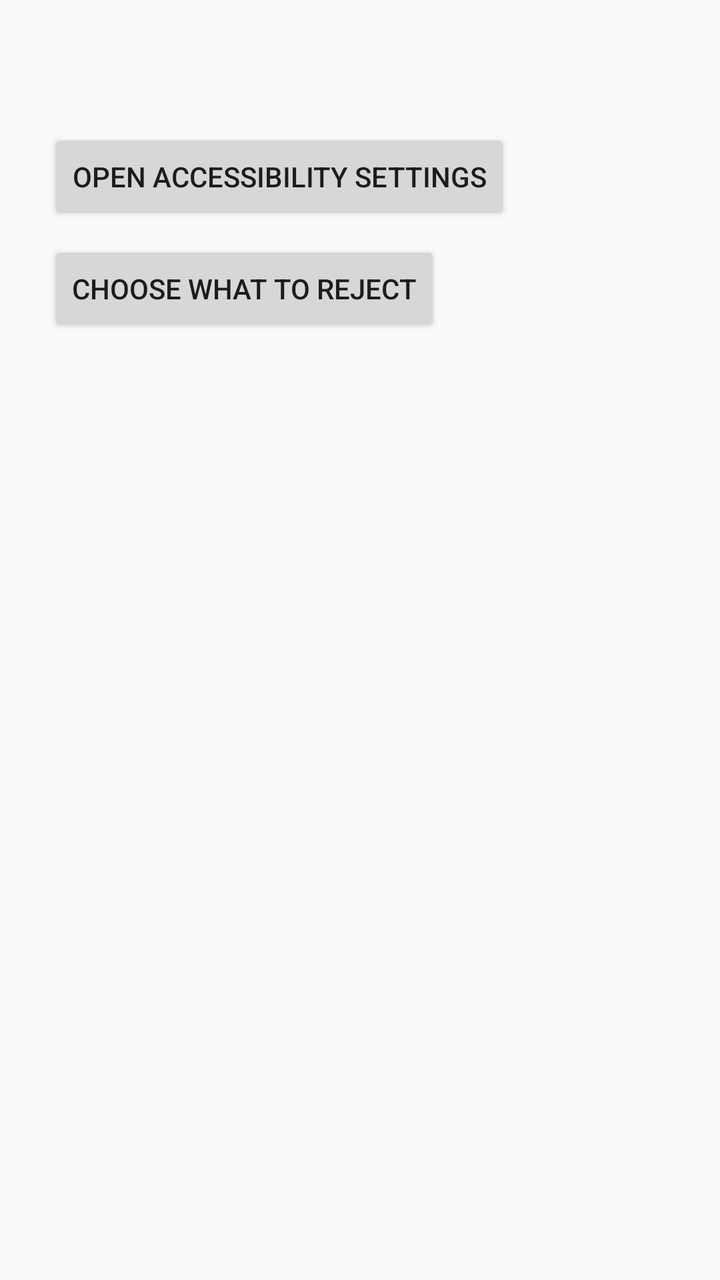
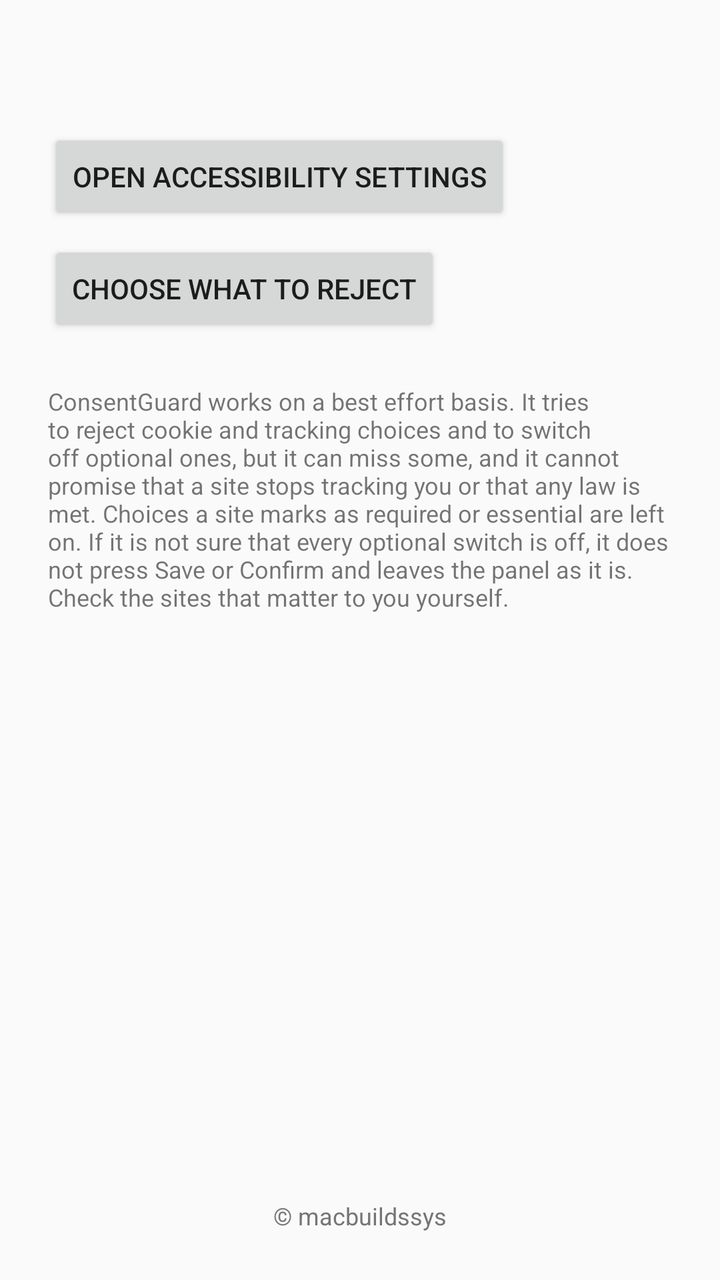

The first picture is an Android layout as it rendered before a commit; the second is the same layout after the commit. The layout source and the unified diff follow.
<!-- AndroidManifest.xml: application theme android:Theme.Material.Light -->
<!-- res/layout/activity_main.xml -->
<?xml version="1.0" encoding="utf-8"?>
<LinearLayout xmlns:android="http://schemas.android.com/apk/res/android"
    android:orientation="vertical"
    android:layout_width="match_parent"
    android:layout_height="match_parent"
    android:padding="24dp">

    <TextView
        android:id="@+id/statusText"
        android:layout_width="wrap_content"
        android:layout_height="wrap_content"
        android:textSize="18sp"
        android:paddingBottom="16dp" />

    <Button
        android:id="@+id/openSettingsButton"
        android:layout_width="wrap_content"
        android:layout_height="wrap_content"
        android:text="Open accessibility settings" />

    <Button
        android:id="@+id/openRulesButton"
        android:layout_width="wrap_content"
        android:layout_height="wrap_content"
        android:layout_marginTop="8dp"
        android:text="Choose what to reject" />

</LinearLayout>
<!-- resources referenced by this layout -->
<resources>

</resources>

<!-- the commit's change to res/layout/activity_main.xml (unified diff, before → after) -->
@@ -1,28 +1,56 @@
 <?xml version="1.0" encoding="utf-8"?>
-<LinearLayout xmlns:android="http://schemas.android.com/apk/res/android"
-    android:orientation="vertical"
+<ScrollView xmlns:android="http://schemas.android.com/apk/res/android"
     android:layout_width="match_parent"
     android:layout_height="match_parent"
-    android:padding="24dp">
+    android:fillViewport="true">
 
-    <TextView
-        android:id="@+id/statusText"
-        android:layout_width="wrap_content"
-        android:layout_height="wrap_content"
-        android:textSize="18sp"
-        android:paddingBottom="16dp" />
+    <LinearLayout
+        android:orientation="vertical"
+        android:layout_width="match_parent"
+        android:layout_height="match_parent"
+        android:padding="24dp">
 
-    <Button
-        android:id="@+id/openSettingsButton"
-        android:layout_width="wrap_content"
-        android:layout_height="wrap_content"
-        android:text="Open accessibility settings" />
+        <TextView
+            android:id="@+id/statusText"
+            android:layout_width="wrap_content"
+            android:layout_height="wrap_content"
+            android:textSize="18sp"
+            android:paddingBottom="16dp" />
 
-    <Button
-        android:id="@+id/openRulesButton"
-        android:layout_width="wrap_content"
-        android:layout_height="wrap_content"
-        android:layout_marginTop="8dp"
-        android:text="Choose what to reject" />
+        <Button
+            android:id="@+id/openSettingsButton"
+            android:layout_width="wrap_content"
+            android:layout_height="wrap_content"
+            android:text="Open accessibility settings" />
 
-</LinearLayout>
+        <Button
+            android:id="@+id/openRulesButton"
+            android:layout_width="wrap_content"
+            android:layout_height="wrap_content"
+            android:layout_marginTop="8dp"
+            android:text="Choose what to reject" />
+
+        <TextView
+            android:id="@+id/bestEffortText"
+            android:layout_width="match_parent"
+            android:layout_height="wrap_content"
+            android:layout_marginTop="24dp"
+            android:textSize="12sp"
+            android:text="@string/best_effort_notice" />
+
+        <Space
+            android:layout_width="match_parent"
+            android:layout_height="0dp"
+            android:layout_weight="1" />
+
+        <TextView
+            android:layout_width="match_parent"
+            android:layout_height="wrap_content"
+            android:layout_marginTop="24dp"
+            android:gravity="center"
+            android:textSize="12sp"
+            android:textColor="#757575"
+            android:text="@string/copyright_notice" />
+
+    </LinearLayout>
+</ScrollView>
<!-- resource entries referenced after the edit -->
@@ -1,5 +1,6 @@
 <!-- resources referenced by this layout -->
 <resources>
-
+  <string name="best_effort_notice">ConsentGuard works on a best effort basis. It tries to reject cookie and tracking choices and to switch off optional ones, but it can miss some, and it cannot promise that a site stops tracking you or that any law is met. Choices a site marks as required or essential are left on. If it is not sure that every optional switch is off, it does not press Save or Confirm and leaves the panel as it is. Check the sites that matter to you yourself.</string>
+  <string name="copyright_notice">© macbuildssys</string>
 </resources>
 
